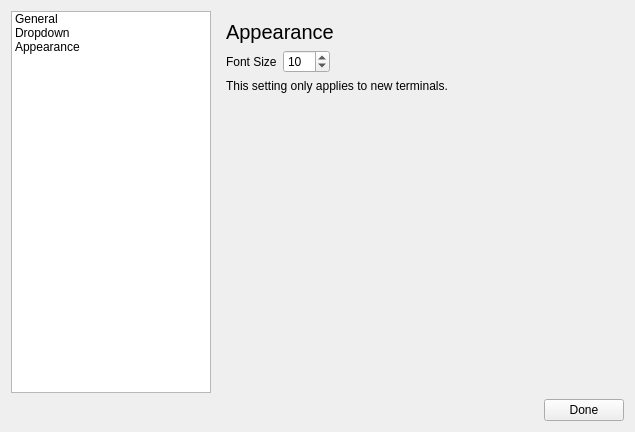
Above: settingswindow.ui from theCheeseboard/theterminal before the change. Below: the same form after it.
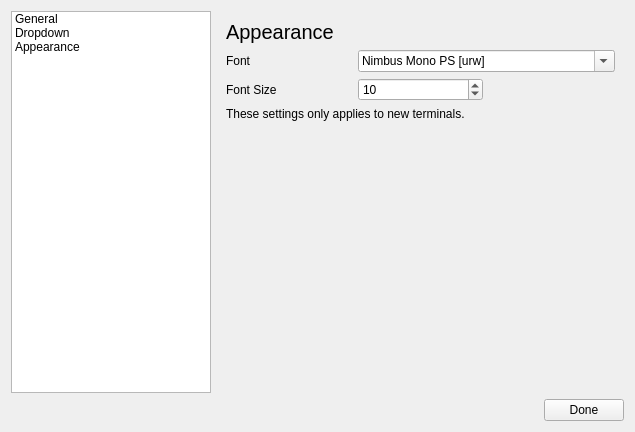
That is the form after the change. The open tabs and pages were chosen to show the change. Icons and pictures are not drawn.

Commit message: Make font family configurable

```diff
--- a/settingswindow.ui
+++ b/settingswindow.ui
@@ -194,14 +194,24 @@
        </widget>
 	   <widget class="QWidget" name="page_3">
         <layout class="QGridLayout" name="gridLayout_3">
-         <item row="1" column="0">
+         <item row="3" column="0" colspan="3">
+          <widget class="QLabel" name="label_8">
+           <property name="text">
+            <string>These settings only applies to new terminals.</string>
+           </property>
+           <property name="wordWrap">
+            <bool>true</bool>
+           </property>
+          </widget>
+         </item>
+         <item row="2" column="0">
           <widget class="QLabel" name="label_7">
            <property name="text">
             <string>Font Size</string>
            </property>
           </widget>
          </item>
-         <item row="3" column="0">
+         <item row="4" column="0">
           <spacer name="verticalSpacer_3">
            <property name="orientation">
             <enum>Qt::Vertical</enum>
@@ -214,7 +224,26 @@
            </property>
           </spacer>
          </item>
-         <item row="1" column="1">
+         <item row="1" column="0">
+          <widget class="QLabel" name="label_9">
+           <property name="text">
+            <string>Font</string>
+           </property>
+          </widget>
+         </item>
+         <item row="0" column="0" colspan="3">
+          <widget class="QLabel" name="label_6">
+           <property name="font">
+            <font>
+             <pointsize>15</pointsize>
+            </font>
+           </property>
+           <property name="text">
+            <string>Appearance</string>
+           </property>
+          </widget>
+         </item>
+         <item row="2" column="1">
           <widget class="QSpinBox" name="fontSizeSpin">
            <property name="suffix">
             <string/>
@@ -233,38 +262,18 @@
            </property>
           </widget>
          </item>
-         <item row="1" column="2">
-          <spacer name="horizontalSpacer_3">
-           <property name="orientation">
-            <enum>Qt::Horizontal</enum>
+         <item row="1" column="1" colspan="2">
+          <widget class="QFontComboBox" name="fontComboBox">
+           <property name="currentText">
+            <string>Nimbus Mono PS</string>
            </property>
-           <property name="sizeHint" stdset="0">
-            <size>
-             <width>40</width>
-             <height>20</height>
-            </size>
+           <property name="fontFilters">
+            <set>QFontComboBox::MonospacedFonts</set>
            </property>
-          </spacer>
-         </item>
-         <item row="0" column="0" colspan="3">
-          <widget class="QLabel" name="label_6">
-           <property name="font">
+           <property name="currentFont">
             <font>
-             <pointsize>15</pointsize>
+             <family>Nimbus Mono PS</family>
             </font>
-           </property>
-           <property name="text">
-            <string>Appearance</string>
-           </property>
-          </widget>
-	     </item>
-		 <item row="2" column="0" colspan="3">
-          <widget class="QLabel" name="label_8">
-           <property name="text">
-            <string>This setting only applies to new terminals.</string>
-           </property>
-           <property name="wordWrap">
-            <bool>true</bool>
            </property>
           </widget>
          </item>
```
Left out of the diff: 13 changed lines with no effect on the pictures. The commit also changes 3 other files.
